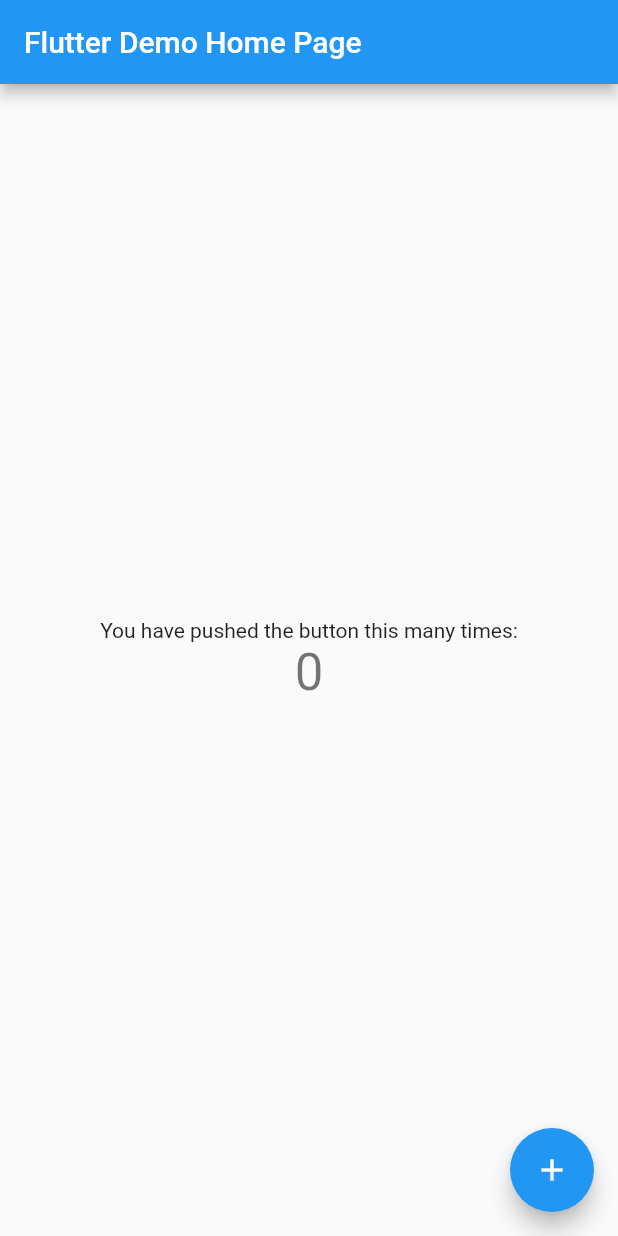
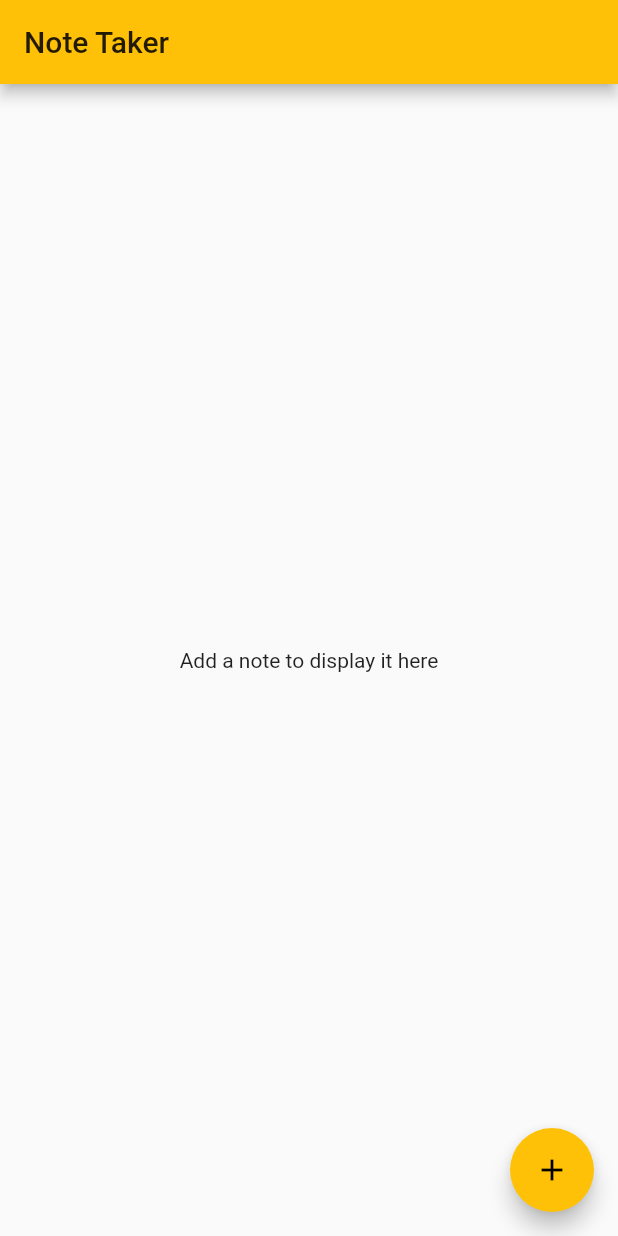
Before and after one commit to ricguti/note-taker, a Flutter app: the screen it shows after launch, on a phone screen of 412 x 824 dp. Run offline on Flutter 3.47's test engine with Material 2 defaults, Android fonts, the phone set to English and light mode, and no system bars.

Commit message:
Add initial main view

```diff
--- a/lib/main.dart
+++ b/lib/main.dart
@@ -5,43 +5,23 @@ void main() {
 }
 
 class MyApp extends StatelessWidget {
-  // This widget is the root of your application.
   @override
   Widget build(BuildContext context) {
     return MaterialApp(
-      title: 'Flutter Demo',
+      title: 'Note Taker',
       theme: ThemeData(
-        // This is the theme of your application.
-        //
-        // Try running your application with "flutter run". You'll see the
-        // application has a blue toolbar. Then, without quitting the app, try
-        // changing the primarySwatch below to Colors.green and then invoke
-        // "hot reload" (press "r" in the console where you ran "flutter run",
-        // or simply save your changes to "hot reload" in a Flutter IDE).
-        // Notice that the counter didn't reset back to zero; the application
-        // is not restarted.
-        primarySwatch: Colors.blue,
+        primarySwatch: Colors.amber,
         // This makes the visual density adapt to the platform that you run
-        // the app on. For desktop platforms, the controls will be smaller and
-        // closer together (more dense) than on mobile platforms.
+        // the app on.
         visualDensity: VisualDensity.adaptivePlatformDensity,
       ),
-      home: MyHomePage(title: 'Flutter Demo Home Page'),
+      home: MyHomePage(title: 'Note Taker'),
     );
   }
 }
 
 class MyHomePage extends StatefulWidget {
   MyHomePage({Key key, this.title}) : super(key: key);
-
-  // This widget is the home page of your application. It is stateful, meaning
-  // that it has a State object (defined below) that contains fields that affect
-  // how it looks.
-
-  // This class is the configuration for the state. It holds the values (in this
-  // case the title) provided by the parent (in this case the App widget) and
-  // used by the build method of the State. Fields in a Widget subclass are
-  // always marked "final".
 
   final String title;
 
@@ -50,66 +30,25 @@ class MyHomePage extends StatefulWidget {
 }
 
 class _MyHomePageState extends State<MyHomePage> {
-  int _counter = 0;
-
-  void _incrementCounter() {
-    setState(() {
-      // This call to setState tells the Flutter framework that something has
-      // changed in this State, which causes it to rerun the build method below
-      // so that the display can reflect the updated values. If we changed
-      // _counter without calling setState(), then the build method would not be
-      // called again, and so nothing would appear to happen.
-      _counter++;
-    });
-  }
-
   @override
   Widget build(BuildContext context) {
-    // This method is rerun every time setState is called, for instance as done
-    // by the _incrementCounter method above.
-    //
-    // The Flutter framework has been optimized to make rerunning build methods
-    // fast, so that you can just rebuild anything that needs updating rather
-    // than having to individually change instances of widgets.
     return Scaffold(
       appBar: AppBar(
-        // Here we take the value from the MyHomePage object that was created by
-        // the App.build method, and use it to set our appbar title.
         title: Text(widget.title),
       ),
       body: Center(
-        // Center is a layout widget. It takes a single child and positions it
-        // in the middle of the parent.
         child: Column(
-          // Column is also a layout widget. It takes a list of children and
-          // arranges them vertically. By default, it sizes itself to fit its
-          // children horizontally, and tries to be as tall as its parent.
-          //
-          // Invoke "debug painting" (press "p" in the console, choose the
-          // "Toggle Debug Paint" action from the Flutter Inspector in Android
-          // Studio, or the "Toggle Debug Paint" command in Visual Studio Code)
-          // to see the wireframe for each widget.
-          //
-          // Column has various properties to control how it sizes itself and
-          // how it positions its children. Here we use mainAxisAlignment to
-          // center the children vertically; the main axis here is the vertical
-          // axis because Columns are vertical (the cross axis would be
-          // horizontal).
           mainAxisAlignment: MainAxisAlignment.center,
           children: <Widget>[
             Text(
-              'You have pushed the button this many times:',
-            ),
-            Text(
-              '$_counter',
-              style: Theme.of(context).textTheme.headline4,
+              'Add a note to display it here',
             ),
           ],
         ),
       ),
       floatingActionButton: FloatingActionButton(
-        onPressed: _incrementCounter,
-        tooltip: 'Increment',
+        onPressed: null,
+        tooltip: 'Create Note',
         child: Icon(Icons.add),
       ), // This trailing comma makes auto-formatting nicer for build methods.
     );
```
